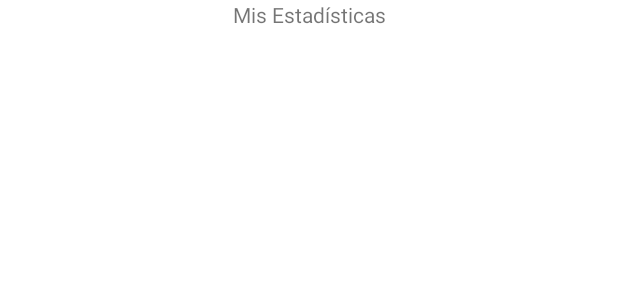
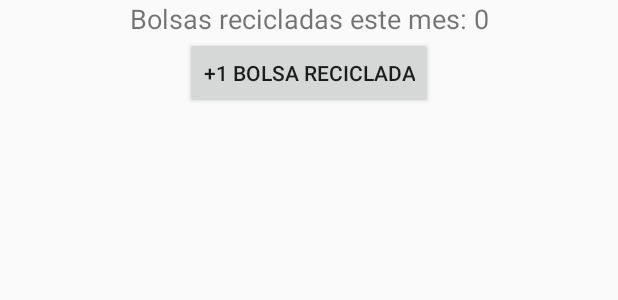
Before and after one commit to rubences/PRUEBA, an Android app: the layout activity_stats.xml on its own in the app's theme, with its tools: preview values and no code run, on a phone screen of 412 x 824 dp. Shown: the top 300 px of the screen. Run offline under Robolectric (Android 15) with nearby library versions, the phone set to English and light mode, and no system bars.

Commit message:
mas coasas

```diff
--- a/app/src/main/res/layout/activity_stats.xml
+++ b/app/src/main/res/layout/activity_stats.xml
@@ -7,11 +7,24 @@
     tools:context=".StatsActivity">
 
     <TextView
+        android:id="@+id/tvRecycleCount"
         android:layout_width="wrap_content"
         android:layout_height="wrap_content"
-        android:text="Mis Estadísticas"
+        android:text="Bolsas recicladas este mes: 0"
+        android:textSize="18sp"
         app:layout_constraintTop_toTopOf="parent"
         app:layout_constraintStart_toStartOf="parent"
-        app:layout_constraintEnd_toEndOf="parent" />
+        app:layout_constraintEnd_toEndOf="parent"
+        app:layout_constraintHorizontal_bias="0.5" />
+
+    <Button
+        android:id="@+id/btnAddBag"
+        android:layout_width="wrap_content"
+        android:layout_height="wrap_content"
+        android:text="+1 Bolsa Reciclada"
+        app:layout_constraintTop_toBottomOf="@id/tvRecycleCount"
+        app:layout_constraintStart_toStartOf="parent"
+        app:layout_constraintEnd_toEndOf="parent"
+        app:layout_constraintHorizontal_bias="0.5" />
 
 </androidx.constraintlayout.widget.ConstraintLayout>
```
Also changed, not shown: app/src/main/AndroidManifest.xml (added, +54 -0 lines), app/src/main/java/com/ecocity/app/MainActivity.java (added, +30 -0 lines), app/src/main/java/com/ecocity/app/StatsActivity.java (+27 -0 lines).
